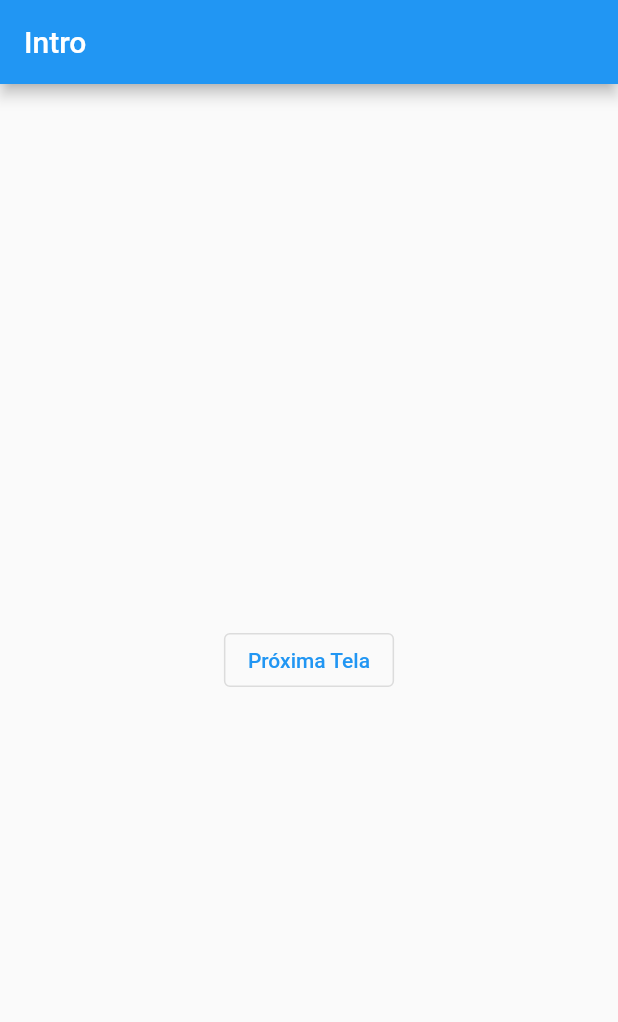
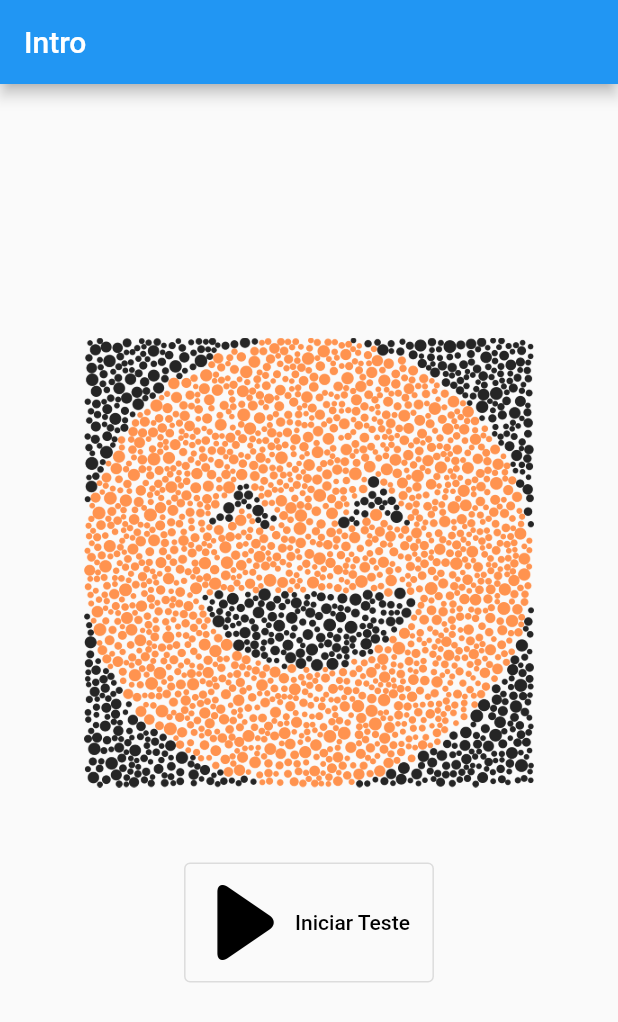
Before and after one commit to BrenoAroCos/TCC, a Flutter app: the screen it shows after launch, on a phone screen of 412 x 824 dp. Shown: the top 1022 px of the screen. Run offline on Flutter 3.47's test engine with Material 2 defaults, Android fonts, the phone set to English and light mode, and no system bars; our stand-ins replace flutter_bloc.

Commit message:
Added menu icons

```diff
--- a/lib/app_images.dart
+++ b/lib/app_images.dart
@@ -95,4 +95,8 @@ class AppImages {
 
   //Only colorblind people see
   static const String nTesoura = 'images/colorblindOnlyTests/NTesoura.png';
+
+  //Start page
+  static const String appIcon = 'images/startPage/App icon.png';
+  static const String playIcon = 'images/startPage/playIcon.png';
 }
--- a/lib/main.dart
+++ b/lib/main.dart
@@ -1,5 +1,6 @@
 import 'package:flutter/material.dart';
 import 'package:flutter_bloc/flutter_bloc.dart';
+import 'package:tcc/app_images.dart';
 import 'package:tcc/teste_bloc.dart';
 
 import 'test_page.dart';
@@ -43,13 +44,32 @@ class _IntroPageState extends State<IntroPage> {
           child: Column(
             mainAxisSize: MainAxisSize.min,
             children: [
-              OutlinedButton(
-                  onPressed: () {
-                    Navigator.push(context, MaterialPageRoute(builder: (context) {
-                      return BlocProvider<TesteBloc>(create: (context) => TesteBloc(), child: const TestPage(title: 'TCC'));
-                    }));
-                  },
-                  child: const Text("Próxima Tela"))
+              Image.asset(
+                AppImages.appIcon,
+                height: 300,
+                width: 300,
+              ),
+              const SizedBox(
+                height: 50,
+              ),
+              SizedBox(
+                  height: 80,
+                  child: OutlinedButton.icon(
+                    onPressed: () {
+                      Navigator.push(context,
+                          MaterialPageRoute(builder: (context) {
+                        return BlocProvider<TesteBloc>(
+                            create: (context) => TesteBloc(),
+                            child: const TestPage(title: 'TCC'));
+                      }));
+                    },
+                    icon:
+                        Image.asset(AppImages.playIcon, width: 50, height: 50),
+                    label: const Text(
+                      "Iniciar Teste",
+                      style: TextStyle(color: Colors.black),
+                    ),
+                  )),
             ],
           ),
         ),
--- a/pubspec.yaml
+++ b/pubspec.yaml
@@ -32,6 +32,7 @@ flutter:
     - images/deuteranopiaPlates/
     - images/protanopiaPlates/
     - images/everyoneSees/
+    - images/startPage/
     - instructionsAssets/
     - instructionsAssets/gifs/
   uses-material-design: true
```
Also changed, not shown: images/startPage/App icon.png (added), images/startPage/playIcon.png (added).
